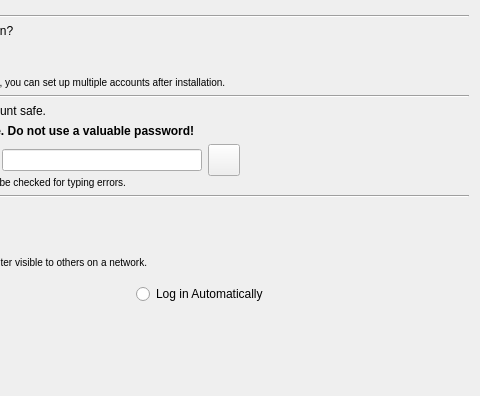
Above: gui/qt/stepUserSetup.ui from hamonikr/ubiquity before the change; both pictures show x 215 to 695 and y 83 to 479 of the 695 by 479 pixel window. Below: the same form after it.
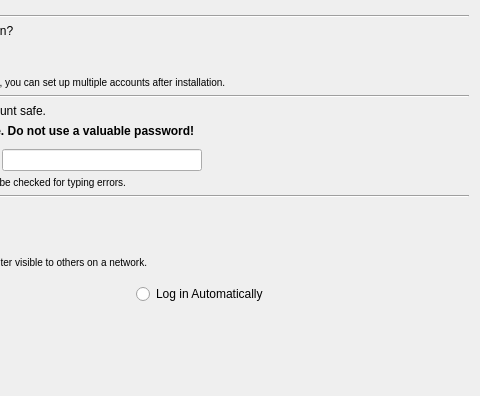
That is the form after the change.

```diff
--- a/gui/qt/stepUserSetup.ui
+++ b/gui/qt/stepUserSetup.ui
@@ -304,7 +304,7 @@
        </property>
       </widget>
      </item>
-     <item row="0" column="3">
+     <item row="0" column="2">
       <widget class="QLabel" name="password_error_image">
        <property name="sizePolicy">
         <sizepolicy hsizetype="Fixed" vsizetype="Fixed">
@@ -329,31 +329,6 @@
        </property>
       </widget>
      </item>
-     <item row="0" column="2">
-      <widget class="QToolButton" name="show_password">
-       <property name="sizePolicy">
-        <sizepolicy hsizetype="Fixed" vsizetype="Fixed">
-         <horstretch>0</horstretch>
-         <verstretch>0</verstretch>
-        </sizepolicy>
-       </property>
-       <property name="minimumSize">
-        <size>
-         <width>32</width>
-         <height>32</height>
-        </size>
-       </property>
-       <property name="maximumSize">
-        <size>
-         <width>32</width>
-         <height>32</height>
-        </size>
-       </property>
-       <property name="checkable">
-        <bool>true</bool>
-       </property>
-      </widget>
-     </item>
      <item row="0" column="3">
       <widget class="QLabel" name="password_error_reason">
        <property name="sizePolicy">
```
